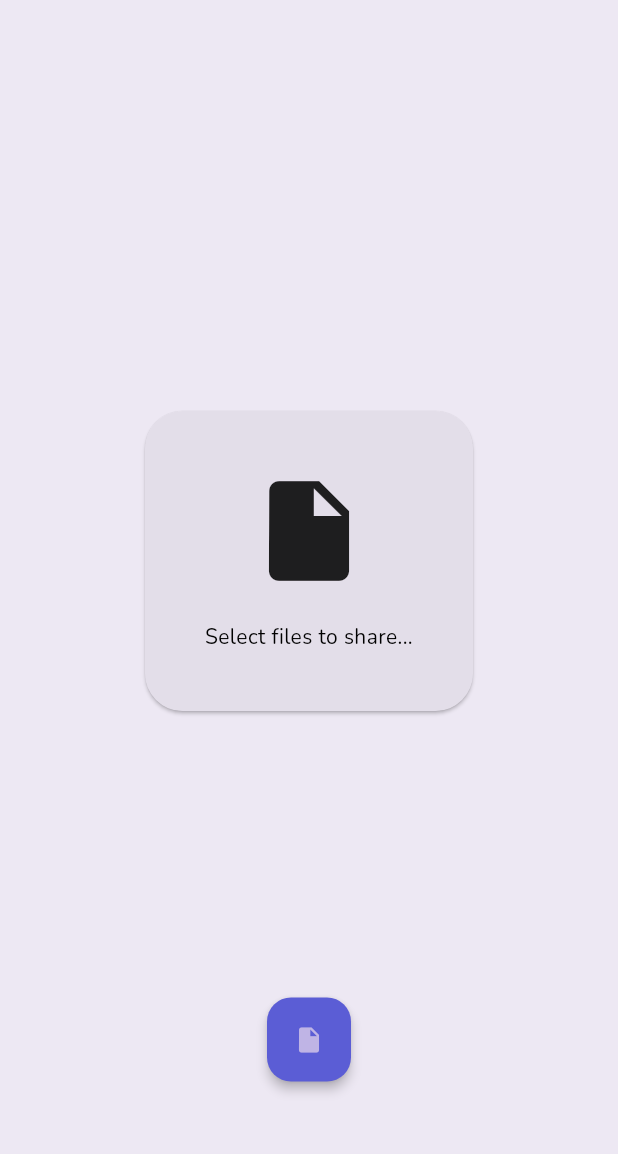
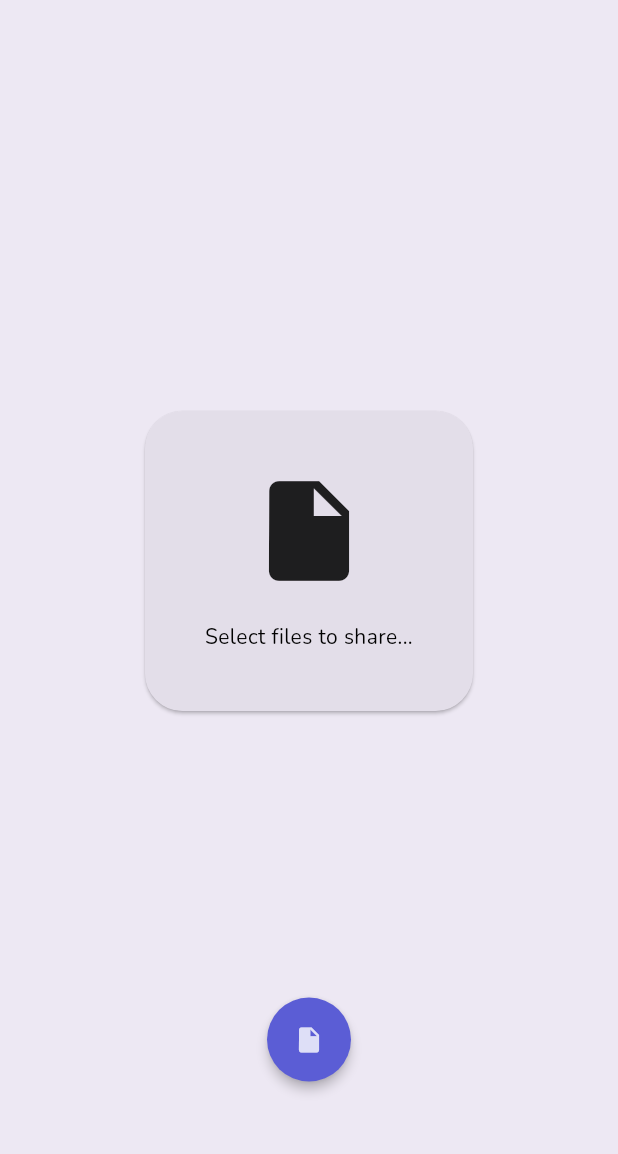
Before and after one commit to uintdev/qrserv, a Flutter app: the screen it shows after launch, on a phone screen of 412 x 824 dp, the part 57-1211 px from its top. Run offline on Flutter 3.47's test engine with Material 3 defaults, Android fonts, the phone set to English and light mode, and no system bars; drawn by our look-alikes of oktoast; our stand-ins replace device_info_plus, file_picker, package_info_plus, permission_handler, qr_flutter, share_plus and 1 more; missing offline and left inert: filesize, filesystem_picker, flutter_archive, share_handler, window_size; accounts and stored records are empty; generated files the repository leaves out were written again.

Commit message:
Update FAB theme

```diff
--- a/lib/main.dart
+++ b/lib/main.dart
@@ -472,8 +472,10 @@ class _Page extends State<PageState> with WidgetsBindingObserver {
           : FloatingActionButton(
               heroTag: 'shutdown',
               elevation: 3,
-              backgroundColor: Colors.red.shade700,
-              foregroundColor: Colors.red.shade100,
+              backgroundColor: const Color.fromRGBO(211, 47, 47, 1),
+              shape: RoundedRectangleBorder(
+                borderRadius: BorderRadius.circular(30),
+              ),
               onPressed: () {
                 if (_actionButtonLoading) {
                   showToast(
@@ -491,7 +493,7 @@ class _Page extends State<PageState> with WidgetsBindingObserver {
               },
               child: Icon(
                 Icons.power_settings_new,
-                color: Colors.red.shade100,
+                color: const Color.fromRGBO(255, 255, 255, 0.8),
                 size: 22.5,
                 semanticLabel: AppLocalizations.of(
                   context,
@@ -507,6 +509,7 @@ class _Page extends State<PageState> with WidgetsBindingObserver {
       elevation: 3,
       backgroundColor: Theme.of(context).colorScheme.secondaryContainer,
       foregroundColor: Theme.of(context).colorScheme.secondary,
+      shape: RoundedRectangleBorder(borderRadius: BorderRadius.circular(30)),
       onPressed: () {
         importFile();
       },
@@ -518,7 +521,7 @@ class _Page extends State<PageState> with WidgetsBindingObserver {
             ? StateManager().loadingIndicator(context)
             : Icon(
                 Icons.insert_drive_file,
-                color: Theme.of(context).colorScheme.secondary,
+                color: const Color.fromRGBO(255, 255, 255, 0.8),
                 size: 20.0,
                 semanticLabel: AppLocalizations.of(
                   context,
```
